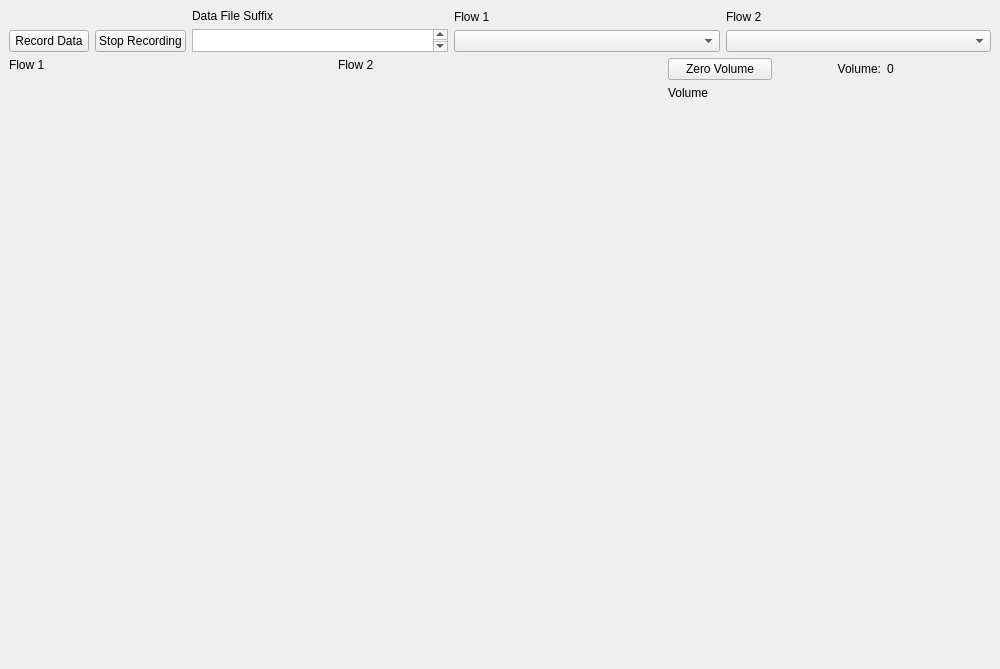
ABI-EIT/EIT_Data_Acquisition, file layout/layout_dual_venturi.ui: the form before one commit.
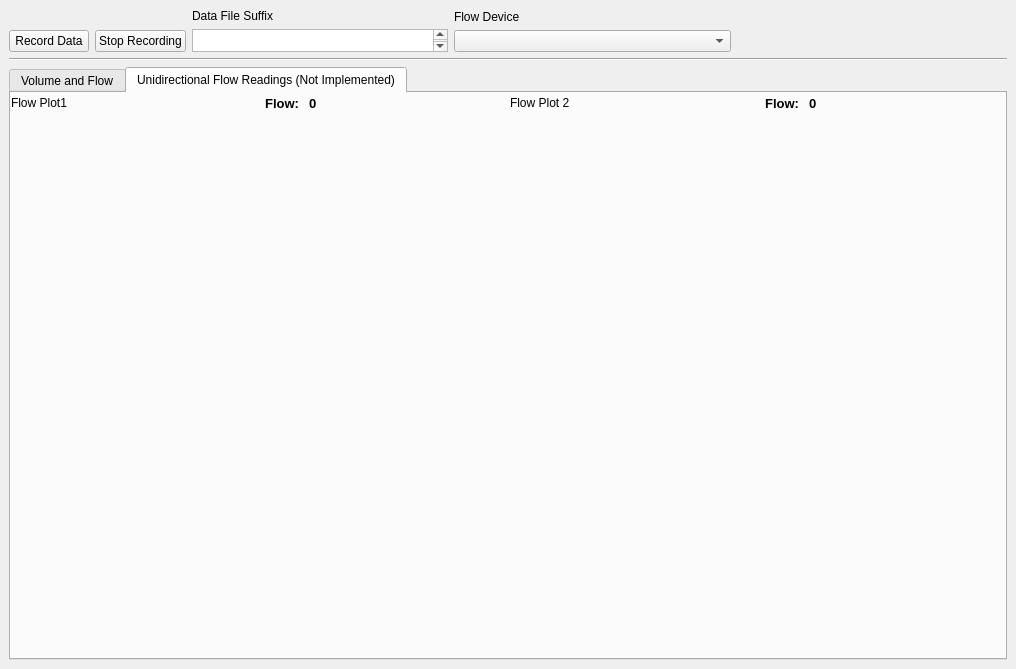
The form after the commit. The open tabs and pages were chosen to show the change.

Commit message:
updating dual venturi,
fixes for analyse human trials

What changed in the file:
```diff
--- a/layout/layout_dual_venturi.ui
+++ b/layout/layout_dual_venturi.ui
@@ -6,7 +6,7 @@
    <rect>
     <x>0</x>
     <y>0</y>
-    <width>1000</width>
+    <width>1016</width>
     <height>669</height>
    </rect>
   </property>
@@ -27,6 +27,13 @@
     </size>
    </property>
    <layout class="QGridLayout" name="gridLayout">
+    <item row="1" column="0">
+     <widget class="Line" name="line">
+      <property name="orientation">
+       <enum>Qt::Horizontal</enum>
+      </property>
+     </widget>
+    </item>
     <item row="0" column="0">
      <layout class="QHBoxLayout" name="horizontalLayout">
       <property name="sizeConstraint">
@@ -127,7 +134,7 @@
           <item>
            <widget class="QLabel" name="label_20">
             <property name="text">
-             <string>Flow 1</string>
+             <string>Flow Device</string>
             </property>
            </widget>
           </item>
@@ -146,126 +153,453 @@
           </item>
          </layout>
         </item>
-        <item>
-         <layout class="QVBoxLayout" name="verticalLayout_36">
-          <item>
-           <widget class="QLabel" name="label_21">
-            <property name="text">
-             <string>Flow 2</string>
-            </property>
-           </widget>
-          </item>
-          <item>
-           <widget class="QComboBox" name="comboBoxFlow2">
-            <property name="sizePolicy">
-             <sizepolicy hsizetype="Expanding" vsizetype="Fixed">
-              <horstretch>0</horstretch>
-              <verstretch>0</verstretch>
-             </sizepolicy>
-            </property>
-            <property name="currentText">
-             <string/>
-            </property>
-           </widget>
-          </item>
-         </layout>
-        </item>
        </layout>
       </item>
+      <item>
+       <spacer name="horizontalSpacer">
+        <property name="orientation">
+         <enum>Qt::Horizontal</enum>
+        </property>
+        <property name="sizeHint" stdset="0">
+         <size>
+          <width>40</width>
+          <height>20</height>
+         </size>
+        </property>
+       </spacer>
+      </item>
      </layout>
     </item>
-    <item row="1" column="0">
-     <layout class="QHBoxLayout" name="horizontalLayout_2">
+    <item row="2" column="0">
+     <layout class="QVBoxLayout" name="verticalLayout" stretch="1,0">
       <item>
-       <layout class="QVBoxLayout" name="verticalLayoutFlow1">
-        <item>
-         <widget class="QLabel" name="labelFlow1">
-          <property name="text">
-           <string>Flow 1</string>
+       <widget class="QTabWidget" name="tabWidget">
+        <property name="sizePolicy">
+         <sizepolicy hsizetype="Expanding" vsizetype="Expanding">
+          <horstretch>0</horstretch>
+          <verstretch>1</verstretch>
+         </sizepolicy>
+        </property>
+        <property name="font">
+         <font>
+          <strikeout>false</strikeout>
+         </font>
+        </property>
+        <property name="tabPosition">
+         <enum>QTabWidget::North</enum>
+        </property>
+        <property name="currentIndex">
+         <number>0</number>
+        </property>
+        <property name="usesScrollButtons">
+         <bool>false</bool>
+        </property>
+        <widget class="QWidget" name="tab">
+         <attribute name="title">
+          <string>Volume and Flow</string>
+         </attribute>
+         <widget class="QWidget" name="layoutWidget_2">
+          <property name="geometry">
+           <rect>
+            <x>0</x>
+            <y>0</y>
+            <width>991</width>
+            <height>551</height>
+           </rect>
           </property>
+          <layout class="QGridLayout" name="gridLayout_2">
+           <item row="1" column="1">
+            <layout class="QVBoxLayout" name="verticalLayoutVolume">
+             <item>
+              <widget class="QWidget" name="placeholderWidgetVolume" native="true">
+               <property name="sizePolicy">
+                <sizepolicy hsizetype="Expanding" vsizetype="Expanding">
+                 <horstretch>0</horstretch>
+                 <verstretch>0</verstretch>
+                </sizepolicy>
+               </property>
+              </widget>
+             </item>
+            </layout>
+           </item>
+           <item row="1" column="0">
+            <layout class="QVBoxLayout" name="verticalLayoutFlow">
+             <item>
+              <widget class="QWidget" name="placeholderWidgetFlow1" native="true">
+               <property name="sizePolicy">
+                <sizepolicy hsizetype="Expanding" vsizetype="Expanding">
+                 <horstretch>0</horstretch>
+                 <verstretch>0</verstretch>
+                </sizepolicy>
+               </property>
+              </widget>
+             </item>
+            </layout>
+           </item>
+           <item row="0" column="0">
+            <layout class="QHBoxLayout" name="horizontalLayout_5">
+             <property name="spacing">
+              <number>10</number>
+             </property>
+             <item>
+              <widget class="QLabel" name="labelFlow1">
+               <property name="text">
+                <string>Flow Plot</string>
+               </property>
+              </widget>
+             </item>
+             <item>
+              <spacer name="horizontalSpacer_2">
+               <property name="orientation">
+                <enum>Qt::Horizontal</enum>
+               </property>
+               <property name="sizeHint" stdset="0">
+                <size>
+                 <width>41</width>
+                 <height>20</height>
+                </size>
+               </property>
+              </spacer>
+             </item>
+             <item>
+              <widget class="QLabel" name="flowIndicatorLabel">
+               <property name="font">
+                <font>
+                 <pointsize>10</pointsize>
+                 <weight>75</weight>
+                 <bold>true</bold>
+                </font>
+               </property>
+               <property name="text">
+                <string>Flow:</string>
+               </property>
+               <property name="alignment">
+                <set>Qt::AlignRight|Qt::AlignTrailing|Qt::AlignVCenter</set>
+               </property>
+              </widget>
+             </item>
+             <item>
+              <widget class="QLabel" name="flowLabel">
+               <property name="font">
+                <font>
+                 <pointsize>10</pointsize>
+                 <weight>75</weight>
+                 <bold>true</bold>
+                </font>
+               </property>
+               <property name="text">
+                <string>0</string>
+               </property>
+              </widget>
+             </item>
+             <item>
+              <spacer name="horizontalSpacer_5">
+               <property name="orientation">
+                <enum>Qt::Horizontal</enum>
+               </property>
+               <property name="sizeHint" stdset="0">
+                <size>
+                 <width>40</width>
+                 <height>20</height>
+                </size>
+               </property>
+              </spacer>
+             </item>
+            </layout>
+           </item>
+           <item row="0" column="1">
+            <layout class="QHBoxLayout" name="horizontalLayout_6" stretch="0,0,0,0,0,0">
+             <property name="spacing">
+              <number>10</number>
+             </property>
+             <property name="sizeConstraint">
+              <enum>QLayout::SetDefaultConstraint</enum>
+             </property>
+             <item>
+              <widget class="QLabel" name="labelVolume">
+               <property name="text">
+                <string>Volume Plot</string>
+               </property>
+              </widget>
+             </item>
+             <item>
+              <widget class="QPushButton" name="zeroVolumeButton">
+               <property name="text">
+                <string>Zero Volume</string>
+               </property>
+              </widget>
+             </item>
+             <item>
+              <spacer name="horizontalSpacer_3">
+               <property name="orientation">
+                <enum>Qt::Horizontal</enum>
+               </property>
+               <property name="sizeHint" stdset="0">
+                <size>
+                 <width>40</width>
+                 <height>20</height>
+                </size>
+               </property>
+              </spacer>
+             </item>
+             <item>
+              <widget class="QLabel" name="volumeIndicatorLabel">
+               <property name="font">
+                <font>
+                 <pointsize>10</pointsize>
+                 <weight>75</weight>
+                 <bold>true</bold>
+                </font>
+               </property>
+               <property name="text">
+                <string>Volume:</string>
+               </property>
+               <property name="alignment">
+                <set>Qt::AlignRight|Qt::AlignTrailing|Qt::AlignVCenter</set>
+               </property>
+              </widget>
+             </item>
+             <item>
+              <widget class="QLabel" name="volumeLabel">
+               <property name="font">
+                <font>
+                 <pointsize>10</pointsize>
+                 <weight>75</weight>
+                 <bold>true</bold>
+                </font>
+               </property>
+               <property name="text">
+                <string>0</string>
+               </property>
+              </widget>
+             </item>
+             <item>
+              <spacer name="horizontalSpacer_4">
+               <property name="orientation">
+                <enum>Qt::Horizontal</enum>
+               </property>
+               <property name="sizeHint" stdset="0">
+                <size>
+                 <width>40</width>
+                 <height>20</height>
+                </size>
+               </property>
+              </spacer>
+             </item>
+            </layout>
+           </item>
+          </layout>
          </widget>
-        </item>
-        <item>
-         <widget class="QWidget" name="placeholderWidgetFlow1" native="true">
-          <property name="sizePolicy">
-           <sizepolicy hsizetype="Expanding" vsizetype="Expanding">
-            <horstretch>0</horstretch>
-            <verstretch>0</verstretch>
-           </sizepolicy>
+        </widget>
+        <widget class="QWidget" name="tab_2">
+         <property name="font">
+          <font>
+           <strikeout>false</strikeout>
+          </font>
+         </property>
+         <attribute name="title">
+          <string>Unidirectional Flow Readings (Not Implemented)</string>
+         </attribute>
+         <widget class="QWidget" name="layoutWidget_3">
+          <property name="geometry">
+           <rect>
+            <x>0</x>
+            <y>0</y>
+            <width>991</width>
+            <height>551</height>
+           </rect>
           </property>
+          <layout class="QGridLayout" name="gridLayout_3">
+           <item row="1" column="0">
+            <layout class="QVBoxLayout" name="verticalLayoutUniFlow1">
+             <item>
+              <widget class="QWidget" name="placeholderWidgetUniFlow1" native="true">
+               <property name="sizePolicy">
+                <sizepolicy hsizetype="Expanding" vsizetype="Expanding">
+                 <horstretch>0</horstretch>
+                 <verstretch>0</verstretch>
+                </sizepolicy>
+               </property>
+              </widget>
+             </item>
+            </layout>
+           </item>
+           <item row="0" column="1">
+            <layout class="QHBoxLayout" name="horizontalLayout_7" stretch="0,0,0,0,0">
+             <property name="spacing">
+              <number>10</number>
+             </property>
+             <property name="sizeConstraint">
+              <enum>QLayout::SetDefaultConstraint</enum>
+             </property>
+             <item>
+              <widget class="QLabel" name="labelVolume_2">
+               <property name="text">
+                <string>Flow Plot 2</string>
+               </property>
+              </widget>
+             </item>
+             <item>
+              <spacer name="horizontalSpacer_6">
+               <property name="orientation">
+                <enum>Qt::Horizontal</enum>
+               </property>
+               <property name="sizeHint" stdset="0">
+                <size>
+                 <width>40</width>
+                 <height>20</height>
+                </size>
+               </property>
+              </spacer>
+             </item>
+             <item>
+              <widget class="QLabel" name="volumeIndicatorLabel_2">
+               <property name="font">
+                <font>
+                 <pointsize>10</pointsize>
+                 <weight>75</weight>
+                 <bold>true</bold>
+                </font>
+               </property>
+               <property name="text">
+                <string>Flow:</string>
+               </property>
+               <property name="alignment">
+                <set>Qt::AlignRight|Qt::AlignTrailing|Qt::AlignVCenter</set>
+               </property>
+              </widget>
+             </item>
+             <item>
+              <widget class="QLabel" name="uniFlowLabel2">
+               <property name="font">
+                <font>
+                 <pointsize>10</pointsize>
+                 <weight>75</weight>
+                 <bold>true</bold>
+                </font>
+               </property>
+               <property name="text">
+                <string>0</string>
+               </property>
+              </widget>
+             </item>
+             <item>
+              <spacer name="horizontalSpacer_7">
+               <property name="orientation">
+                <enum>Qt::Horizontal</enum>
+               </property>
+               <property name="sizeHint" stdset="0">
+                <size>
+                 <width>40</width>
+                 <height>20</height>
+                </size>
+               </property>
+              </spacer>
+             </item>
+            </layout>
+           </item>
+           <item row="1" column="1">
+            <layout class="QVBoxLayout" name="verticalLayoutUniFlow2">
+             <item>
+              <widget class="QWidget" name="placeholderWidgetUniFlow2" native="true">
+               <property name="sizePolicy">
+                <sizepolicy hsizetype="Expanding" vsizetype="Expanding">
+                 <horstretch>0</horstretch>
+                 <verstretch>0</verstretch>
+                </sizepolicy>
+               </property>
+              </widget>
+             </item>
+            </layout>
+           </item>
+           <item row="0" column="0">
+            <layout class="QHBoxLayout" name="horizontalLayout_8">
+             <property name="spacing">
+              <number>10</number>
+             </property>
+             <item>
+              <widget class="QLabel" name="labelFlow1_2">
+               <property name="text">
+                <string>Flow Plot1</string>
+               </property>
+              </widget>
+             </item>
+             <item>
+              <spacer name="horizontalSpacer_8">
+               <property name="orientation">
+                <enum>Qt::Horizontal</enum>
+               </property>
+               <property name="sizeHint" stdset="0">
+                <size>
+                 <width>41</width>
+                 <height>20</height>
+                </size>
+               </property>
+              </spacer>
+             </item>
+             <item>
+              <widget class="QLabel" name="flowIndicatorLabel_2">
+               <property name="font">
+                <font>
+                 <pointsize>10</pointsize>
+                 <weight>75</weight>
+                 <bold>true</bold>
+                </font>
+               </property>
+               <property name="text">
+                <string>Flow:</string>
+               </property>
+               <property name="alignment">
+                <set>Qt::AlignRight|Qt::AlignTrailing|Qt::AlignVCenter</set>
+               </property>
+              </widget>
+             </item>
+             <item>
+              <widget class="QLabel" name="uniFlowLabel1">
+               <property name="font">
+                <font>
+                 <pointsize>10</pointsize>
+                 <weight>75</weight>
+                 <bold>true</bold>
+                </font>
+               </property>
+               <property name="text">
+                <string>0</string>
+               </property>
+              </widget>
+             </item>
+             <item>
+              <spacer name="horizontalSpacer_9">
+               <property name="orientation">
+                <enum>Qt::Horizontal</enum>
+               </property>
+               <property name="sizeHint" stdset="0">
+                <size>
+                 <width>40</width>
+                 <height>20</height>
+                </size>
+               </property>
+              </spacer>
+             </item>
+            </layout>
+           </item>
+          </layout>
          </widget>
-        </item>
-       </layout>
+        </widget>
+       </widget>
       </item>
       <item>
-       <layout class="QVBoxLayout" name="verticalLayoutFlow2">
-        <item>
-         <widget class="QLabel" name="labelFlow2">
-          <property name="text">
-           <string>Flow 2</string>
-          </property>
-         </widget>
-        </item>
-        <item>
-         <widget class="QWidget" name="placeholderWidgetFlow2" native="true">
-          <property name="sizePolicy">
-           <sizepolicy hsizetype="Expanding" vsizetype="Expanding">
-            <horstretch>0</horstretch>
-            <verstretch>0</verstretch>
-           </sizepolicy>
-          </property>
-         </widget>
-        </item>
-       </layout>
-      </item>
-      <item>
-       <layout class="QVBoxLayout" name="verticalLayoutVolume">
-        <item>
-         <layout class="QHBoxLayout" name="horizontalLayout_4">
-          <item>
-           <widget class="QPushButton" name="zeroVolumeButton">
-            <property name="text">
-             <string>Zero Volume</string>
-            </property>
-           </widget>
-          </item>
-          <item>
-           <widget class="QLabel" name="volumeIndicatorLabel">
-            <property name="text">
-             <string>Volume:</string>
-            </property>
-            <property name="alignment">
-             <set>Qt::AlignRight|Qt::AlignTrailing|Qt::AlignVCenter</set>
-            </property>
-           </widget>
-          </item>
-          <item>
-           <widget class="QLabel" name="volumeLabel">
-            <property name="text">
-             <string>0</string>
-            </property>
-           </widget>
-          </item>
-         </layout>
-        </item>
-        <item>
-         <widget class="QLabel" name="labelVolume">
-          <property name="text">
-           <string>Volume</string>
-          </property>
-         </widget>
-        </item>
-        <item>
-         <widget class="QWidget" name="placeholderWidgetVolume" native="true">
-          <property name="sizePolicy">
-           <sizepolicy hsizetype="Expanding" vsizetype="Expanding">
-            <horstretch>0</horstretch>
-            <verstretch>0</verstretch>
-           </sizepolicy>
-          </property>
-         </widget>
-        </item>
-       </layout>
+       <spacer name="verticalSpacer">
+        <property name="orientation">
+         <enum>Qt::Vertical</enum>
+        </property>
+        <property name="sizeHint" stdset="0">
+         <size>
+          <width>995</width>
+          <height>0</height>
+         </size>
+        </property>
+       </spacer>
       </item>
      </layout>
     </item>
```
The commit also changes 5 other files.
